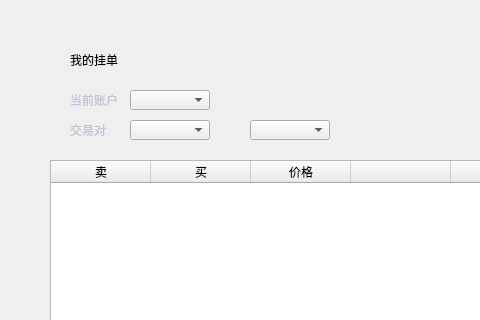
Before: the Qt Designer form exchange/myexchangecontractpage.ui in HcashOrg/hx-indicator, drawn with Qt 5; both pictures show x 0 to 480 and y 0 to 320 of the 770 by 530 pixel window.
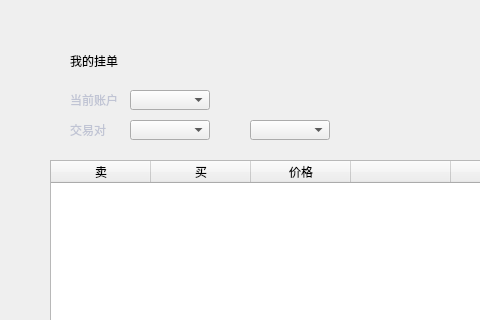
After: the same form once the commit is applied. Icons and pictures are not drawn.

```diff
--- a/exchange/myexchangecontractpage.ui
+++ b/exchange/myexchangecontractpage.ui
@@ -106,7 +106,7 @@
      <x>70</x>
      <y>50</y>
      <width>91</width>
-     <height>20</height>
+     <height>22</height>
     </rect>
    </property>
    <property name="styleSheet">
```
